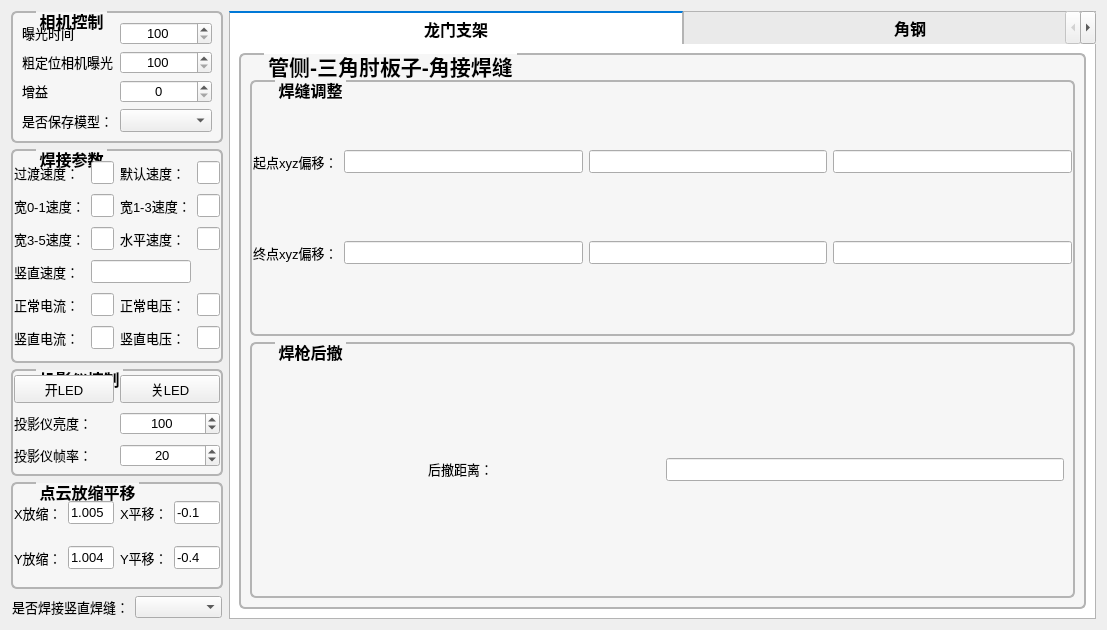
VN-BVB/3EA-Welding, file src/settingPara/SettingWidget.ui: the form before one commit.
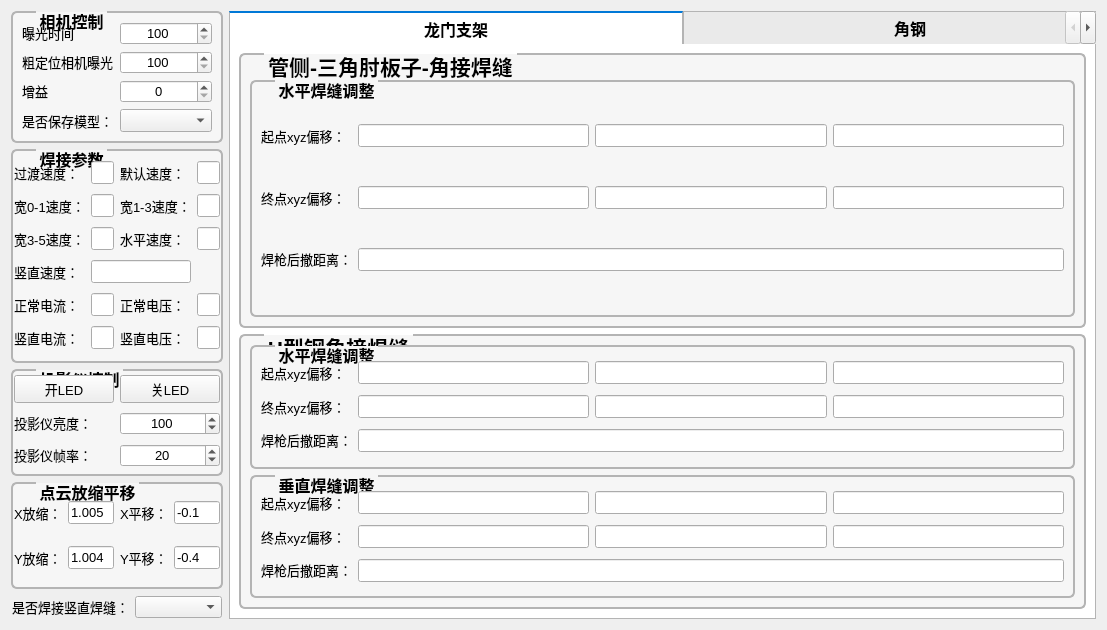
The form after the commit. The open tabs and pages were chosen to show the change.

Commit message: 初步完成板板焊缝跟踪，误差补偿

```diff
--- a/src/settingPara/SettingWidget.ui
+++ b/src/settingPara/SettingWidget.ui
@@ -1099,7 +1099,7 @@
          <property name="alignment">
           <set>Qt::AlignCenter</set>
          </property>
-         <layout class="QGridLayout" name="gridLayout_22">
+         <layout class="QGridLayout" name="gridLayout_25">
           <item row="0" column="0">
            <widget class="QLabel" name="label_9">
             <property name="maximumSize">
@@ -1114,7 +1114,389 @@
            </widget>
           </item>
           <item row="1" column="0">
-           <widget class="QGroupBox" name="groupBox_21">
+           <layout class="QVBoxLayout" name="verticalLayout_4">
+            <item>
+             <widget class="QGroupBox" name="groupBox_21">
+              <property name="font">
+               <font>
+                <pointsize>12</pointsize>
+                <bold>true</bold>
+               </font>
+              </property>
+              <property name="styleSheet">
+               <string notr="true">QGroupBox {
+	color: rgb(0, 0, 0);
+	background-color: #f6f6f6;
+    border-width: 2px;
+    border-radius: 6px;
+   border-style:solid;
+  border-color: #b4b4b4;
+  margin-top: 2ex;
+}
+QGroupBox::title {
+     subcontrol-origin: margin;
+     subcontrol-position: top left;
+   left:25px;
+     margin-left: 0px;
+     padding:0 1px;
+}</string>
+              </property>
+              <property name="title">
+               <string>水平焊缝调整</string>
+              </property>
+              <property name="alignment">
+               <set>Qt::AlignCenter</set>
+              </property>
+              <layout class="QGridLayout" name="gridLayout_20">
+               <item row="0" column="0">
+                <widget class="QLabel" name="label_19">
+                 <property name="font">
+                  <font>
+                   <pointsize>10</pointsize>
+                   <bold>false</bold>
+                  </font>
+                 </property>
+                 <property name="styleSheet">
+                  <string notr="true">color: rgb(0, 0, 0);</string>
+                 </property>
+                 <property name="text">
+                  <string>起点xyz偏移：</string>
+                 </property>
+                </widget>
+               </item>
+               <item row="0" column="1">
+                <widget class="QLineEdit" name="lineEdit_TSPFHStart_X_Shift">
+                 <property name="sizePolicy">
+                  <sizepolicy hsizetype="Expanding" vsizetype="Fixed">
+                   <horstretch>0</horstretch>
+                   <verstretch>0</verstretch>
+                  </sizepolicy>
+                 </property>
+                 <property name="font">
+                  <font>
+                   <pointsize>10</pointsize>
+                   <bold>false</bold>
+                  </font>
+                 </property>
+                </widget>
+               </item>
+               <item row="0" column="2">
+                <widget class="QLineEdit" name="lineEdit_TSPFHStart_Y_Shift">
+                 <property name="font">
+                  <font>
+                   <pointsize>10</pointsize>
+                   <bold>false</bold>
+                  </font>
+                 </property>
+                </widget>
+               </item>
+               <item row="0" column="3">
+                <widget class="QLineEdit" name="lineEdit_TSPFHStart_Z_Shift">
+                 <property name="font">
+                  <font>
+                   <pointsize>10</pointsize>
+                   <bold>false</bold>
+                  </font>
+                 </property>
+                </widget>
+               </item>
+               <item row="1" column="0">
+                <widget class="QLabel" name="label_20">
+                 <property name="font">
+                  <font>
+                   <pointsize>10</pointsize>
+                   <bold>false</bold>
+                  </font>
+                 </property>
+                 <property name="styleSheet">
+                  <string notr="true">color: rgb(0, 0, 0);</string>
+                 </property>
+                 <property name="text">
+                  <string>终点xyz偏移：</string>
+                 </property>
+                </widget>
+               </item>
+               <item row="1" column="1">
+                <widget class="QLineEdit" name="lineEdit_TSPFHEnd_X_Shift">
+                 <property name="font">
+                  <font>
+                   <pointsize>10</pointsize>
+                   <bold>false</bold>
+                  </font>
+                 </property>
+                </widget>
+               </item>
+               <item row="1" column="2">
+                <widget class="QLineEdit" name="lineEdit_TSPFHEnd_Y_Shift">
+                 <property name="font">
+                  <font>
+                   <pointsize>10</pointsize>
+                   <bold>false</bold>
+                  </font>
+                 </property>
+                </widget>
+               </item>
+               <item row="1" column="3">
+                <widget class="QLineEdit" name="lineEdit_TSPFHEnd_Z_Shift">
+                 <property name="font">
+                  <font>
+                   <pointsize>10</pointsize>
+                   <bold>false</bold>
+                  </font>
+                 </property>
+                </widget>
+               </item>
+               <item row="2" column="0">
+                <widget class="QLabel" name="label_24">
+                 <property name="font">
+                  <font>
+                   <pointsize>10</pointsize>
+                   <bold>false</bold>
+                  </font>
+                 </property>
+                 <property name="styleSheet">
+                  <string notr="true">color: rgb(0, 0, 0);</string>
+                 </property>
+                 <property name="text">
+                  <string>&lt;html&gt;&lt;head/&gt;&lt;body&gt;&lt;p align=&quot;center&quot;&gt;焊枪后撤距离：&lt;/p&gt;&lt;/body&gt;&lt;/html&gt;</string>
+                 </property>
+                </widget>
+               </item>
+               <item row="2" column="1" colspan="3">
+                <widget class="QLineEdit" name="lineEdit_TSPFHWeld_WithdrawDistance">
+                 <property name="sizePolicy">
+                  <sizepolicy hsizetype="Expanding" vsizetype="Fixed">
+                   <horstretch>0</horstretch>
+                   <verstretch>0</verstretch>
+                  </sizepolicy>
+                 </property>
+                 <property name="font">
+                  <font>
+                   <pointsize>10</pointsize>
+                   <bold>false</bold>
+                  </font>
+                 </property>
+                </widget>
+               </item>
+              </layout>
+             </widget>
+            </item>
+           </layout>
+          </item>
+         </layout>
+        </widget>
+       </item>
+       <item row="1" column="0">
+        <widget class="QGroupBox" name="groupBox_23">
+         <property name="sizePolicy">
+          <sizepolicy hsizetype="Preferred" vsizetype="Preferred">
+           <horstretch>4</horstretch>
+           <verstretch>2</verstretch>
+          </sizepolicy>
+         </property>
+         <property name="font">
+          <font>
+           <pointsize>16</pointsize>
+           <bold>true</bold>
+          </font>
+         </property>
+         <property name="styleSheet">
+          <string notr="true">QGroupBox {
+	color: rgb(0, 0, 0);
+	background-color: #f6f6f6;
+    border-width: 2px;
+    border-radius: 6px;
+   border-style:solid;
+  border-color: #b4b4b4;
+  margin-top: 2ex;
+}
+QGroupBox::title {
+     subcontrol-origin: margin;
+     subcontrol-position: top left;
+   left:25px;
+     margin-left: 0px;
+     padding:0 1px;
+}</string>
+         </property>
+         <property name="title">
+          <string>H型钢角接焊缝</string>
+         </property>
+         <property name="alignment">
+          <set>Qt::AlignCenter</set>
+         </property>
+         <layout class="QGridLayout" name="gridLayout_24">
+          <item row="0" column="0">
+           <layout class="QVBoxLayout" name="verticalLayout_6">
+            <item>
+             <widget class="QGroupBox" name="groupBox_24">
+              <property name="font">
+               <font>
+                <pointsize>12</pointsize>
+                <bold>true</bold>
+               </font>
+              </property>
+              <property name="styleSheet">
+               <string notr="true">QGroupBox {
+	color: rgb(0, 0, 0);
+	background-color: #f6f6f6;
+    border-width: 2px;
+    border-radius: 6px;
+   border-style:solid;
+  border-color: #b4b4b4;
+  margin-top: 2ex;
+}
+QGroupBox::title {
+     subcontrol-origin: margin;
+     subcontrol-position: top left;
+   left:25px;
+     margin-left: 0px;
+     padding:0 1px;
+}</string>
+              </property>
+              <property name="title">
+               <string>水平焊缝调整</string>
+              </property>
+              <property name="alignment">
+               <set>Qt::AlignCenter</set>
+              </property>
+              <layout class="QGridLayout" name="gridLayout_21">
+               <item row="0" column="0">
+                <widget class="QLabel" name="label_25">
+                 <property name="font">
+                  <font>
+                   <pointsize>10</pointsize>
+                   <bold>false</bold>
+                  </font>
+                 </property>
+                 <property name="styleSheet">
+                  <string notr="true">color: rgb(0, 0, 0);</string>
+                 </property>
+                 <property name="text">
+                  <string>起点xyz偏移：</string>
+                 </property>
+                </widget>
+               </item>
+               <item row="0" column="1">
+                <widget class="QLineEdit" name="lineEdit_PPFHStart_X_Shift">
+                 <property name="sizePolicy">
+                  <sizepolicy hsizetype="Expanding" vsizetype="Fixed">
+                   <horstretch>0</horstretch>
+                   <verstretch>0</verstretch>
+                  </sizepolicy>
+                 </property>
+                 <property name="font">
+                  <font>
+                   <pointsize>10</pointsize>
+                   <bold>false</bold>
+                  </font>
+                 </property>
+                </widget>
+               </item>
+               <item row="0" column="2">
+                <widget class="QLineEdit" name="lineEdit_PPFHStart_Y_Shift">
+                 <property name="font">
+                  <font>
+                   <pointsize>10</pointsize>
+                   <bold>false</bold>
+                  </font>
+                 </property>
+                </widget>
+               </item>
+               <item row="0" column="3">
+                <widget class="QLineEdit" name="lineEdit_PPFHStart_Z_Shift">
+                 <property name="font">
+                  <font>
+                   <pointsize>10</pointsize>
+                   <bold>false</bold>
+                  </font>
+                 </property>
+                </widget>
+               </item>
+               <item row="1" column="0">
+                <widget class="QLabel" name="label_22">
+                 <property name="font">
+                  <font>
+                   <pointsize>10</pointsize>
+                   <bold>false</bold>
+                  </font>
+                 </property>
+                 <property name="styleSheet">
+                  <string notr="true">color: rgb(0, 0, 0);</string>
+                 </property>
+                 <property name="text">
+                  <string>终点xyz偏移：</string>
+                 </property>
+                </widget>
+               </item>
+               <item row="1" column="1">
+                <widget class="QLineEdit" name="lineEdit_PPFHEnd_X_Shift">
+                 <property name="font">
+                  <font>
+                   <pointsize>10</pointsize>
+                   <bold>false</bold>
+                  </font>
+                 </property>
+                </widget>
+               </item>
+               <item row="1" column="2">
+                <widget class="QLineEdit" name="lineEdit_PPFHEnd_Y_Shift">
+                 <property name="font">
+                  <font>
+                   <pointsize>10</pointsize>
+                   <bold>false</bold>
+                  </font>
+                 </property>
+                </widget>
+               </item>
+               <item row="1" column="3">
+                <widget class="QLineEdit" name="lineEdit_PPFHEnd_Z_Shift">
+                 <property name="font">
+                  <font>
+                   <pointsize>10</pointsize>
+                   <bold>false</bold>
+                  </font>
+                 </property>
+                </widget>
+               </item>
+               <item row="2" column="0">
+                <widget class="QLabel" name="label_32">
+                 <property name="font">
+                  <font>
+                   <pointsize>10</pointsize>
+                   <bold>false</bold>
+                  </font>
+                 </property>
+                 <property name="styleSheet">
+                  <string notr="true">color: rgb(0, 0, 0);</string>
+                 </property>
+                 <property name="text">
+                  <string>&lt;html&gt;&lt;head/&gt;&lt;body&gt;&lt;p align=&quot;center&quot;&gt;焊枪后撤距离：&lt;/p&gt;&lt;/body&gt;&lt;/html&gt;</string>
+                 </property>
+                </widget>
+               </item>
+               <item row="2" column="1" colspan="3">
+                <widget class="QLineEdit" name="lineEdit_PPFHWeld_WithdrawDistance">
+                 <property name="sizePolicy">
+                  <sizepolicy hsizetype="Expanding" vsizetype="Fixed">
+                   <horstretch>0</horstretch>
+                   <verstretch>0</verstretch>
+                  </sizepolicy>
+                 </property>
+                 <property name="font">
+                  <font>
+                   <pointsize>10</pointsize>
+                   <bold>false</bold>
+                  </font>
+                 </property>
+                </widget>
+               </item>
+              </layout>
+             </widget>
+            </item>
+           </layout>
+          </item>
+          <item row="1" column="0">
+           <widget class="QGroupBox" name="groupBox_25">
             <property name="font">
              <font>
               <pointsize>12</pointsize>
@@ -1140,32 +1522,66 @@
 }</string>
             </property>
             <property name="title">
-             <string>焊缝调整</string>
+             <string>垂直焊缝调整</string>
             </property>
             <property name="alignment">
              <set>Qt::AlignCenter</set>
             </property>
-            <layout class="QGridLayout" name="gridLayout_21">
-             <property name="leftMargin">
-              <number>1</number>
-             </property>
-             <property name="topMargin">
-              <number>1</number>
-             </property>
-             <property name="rightMargin">
-              <number>1</number>
-             </property>
-             <property name="bottomMargin">
-              <number>1</number>
-             </property>
-             <property name="horizontalSpacing">
-              <number>6</number>
-             </property>
-             <property name="verticalSpacing">
-              <number>1</number>
-             </property>
+            <layout class="QGridLayout" name="gridLayout_22">
+             <item row="0" column="0">
+              <widget class="QLabel" name="label_34">
+               <property name="font">
+                <font>
+                 <pointsize>10</pointsize>
+                 <bold>false</bold>
+                </font>
+               </property>
+               <property name="styleSheet">
+                <string notr="true">color: rgb(0, 0, 0);</string>
+               </property>
+               <property name="text">
+                <string>起点xyz偏移：</string>
+               </property>
+              </widget>
+             </item>
+             <item row="0" column="1">
+              <widget class="QLineEdit" name="lineEdit_PPFVStart_X_Shift">
+               <property name="sizePolicy">
+                <sizepolicy hsizetype="Expanding" vsizetype="Fixed">
+                 <horstretch>0</horstretch>
+                 <verstretch>0</verstretch>
+                </sizepolicy>
+               </property>
+               <property name="font">
+                <font>
+                 <pointsize>10</pointsize>
+                 <bold>false</bold>
+                </font>
+               </property>
+              </widget>
+             </item>
+             <item row="0" column="2">
+              <widget class="QLineEdit" name="lineEdit_PPFVStart_Y_Shift">
+               <property name="font">
+                <font>
+                 <pointsize>10</pointsize>
+                 <bold>false</bold>
+                </font>
+               </property>
+              </widget>
+             </item>
+             <item row="0" column="3">
+              <widget class="QLineEdit" name="lineEdit_PPFVStart_Z_Shift">
+               <property name="font">
+                <font>
+                 <pointsize>10</pointsize>
+                 <bold>false</bold>
+                </font>
+               </property>
+              </widget>
+             </item>
              <item row="1" column="0">
-              <widget class="QLabel" name="label_20">
+              <widget class="QLabel" name="label_38">
                <property name="font">
                 <font>
                  <pointsize>10</pointsize>
@@ -1180,70 +1596,8 @@
                </property>
               </widget>
              </item>
-             <item row="0" column="3">
-              <widget class="QLineEdit" name="lineEdit_TSPFHStart_Z_Shift">
-               <property name="font">
-                <font>
-                 <pointsize>10</pointsize>
-                 <bold>false</bold>
-                </font>
-               </property>
-              </widget>
-             </item>
-             <item row="1" column="3">
-              <widget class="QLineEdit" name="lineEdit_TSPFHEnd_Z_Shift">
-               <property name="font">
-                <font>
-                 <pointsize>10</pointsize>
-                 <bold>false</bold>
-                </font>
-               </property>
-              </widget>
-             </item>
-             <item row="1" column="2">
-              <widget class="QLineEdit" name="lineEdit_TSPFHEnd_Y_Shift">
-               <property name="font">
-                <font>
-                 <pointsize>10</pointsize>
-                 <bold>false</bold>
-                </font>
-               </property>
-              </widget>
-             </item>
-             <item row="0" column="1">
-              <widget class="QLineEdit" name="lineEdit_TSPFHStart_X_Shift">
-               <property name="sizePolicy">
-                <sizepolicy hsizetype="Expanding" vsizetype="Fixed">
-                 <horstretch>0</horstretch>
-                 <verstretch>0</verstretch>
-                </sizepolicy>
-               </property>
-               <property name="font">
-                <font>
-                 <pointsize>10</pointsize>
-                 <bold>false</bold>
-                </font>
-               </property>
-              </widget>
-             </item>
-             <item row="0" column="0">
-              <widget class="QLabel" name="label_19">
-               <property name="font">
-                <font>
-                 <pointsize>10</pointsize>
-                 <bold>false</bold>
-                </font>
-               </property>
-               <property name="styleSheet">
-                <string notr="true">color: rgb(0, 0, 0);</string>
-               </property>
-               <property name="text">
-                <string>起点xyz偏移：</string>
-               </property>
-              </widget>
-             </item>
              <item row="1" column="1">
-              <widget class="QLineEdit" name="lineEdit_TSPFHEnd_X_Shift">
+              <widget class="QLineEdit" name="lineEdit_PPFVEnd_X_Shift">
                <property name="font">
                 <font>
                  <pointsize>10</pointsize>
@@ -1252,8 +1606,8 @@
                </property>
               </widget>
              </item>
-             <item row="0" column="2">
-              <widget class="QLineEdit" name="lineEdit_TSPFHStart_Y_Shift">
+             <item row="1" column="2">
+              <widget class="QLineEdit" name="lineEdit_PPFVEnd_Y_Shift">
                <property name="font">
                 <font>
                  <pointsize>10</pointsize>
@@ -1262,77 +1616,47 @@
                </property>
               </widget>
              </item>
-            </layout>
-           </widget>
-          </item>
-          <item row="2" column="0">
-           <widget class="QGroupBox" name="groupBox_22">
-            <property name="font">
-             <font>
-              <pointsize>12</pointsize>
-              <bold>true</bold>
-             </font>
-            </property>
-            <property name="styleSheet">
-             <string notr="true">QGroupBox {
-	color: rgb(0, 0, 0);
-	background-color: #f6f6f6;
-    border-width: 2px;
-    border-radius: 6px;
-   border-style:solid;
-  border-color: #b4b4b4;
-  margin-top: 2ex;
-}
-QGroupBox::title {
-     subcontrol-origin: margin;
-     subcontrol-position: top left;
-   left:25px;
-     margin-left: 0px;
-     padding:0 1px;
-}</string>
-            </property>
-            <property name="title">
-             <string>焊枪后撤</string>
-            </property>
-            <property name="alignment">
-             <set>Qt::AlignCenter</set>
-            </property>
-            <layout class="QGridLayout" name="gridLayout_20">
-             <item row="0" column="0">
-              <layout class="QHBoxLayout" name="horizontalLayout" stretch="1,1">
-               <item>
-                <widget class="QLabel" name="label_24">
-                 <property name="font">
-                  <font>
-                   <pointsize>10</pointsize>
-                   <bold>false</bold>
-                  </font>
-                 </property>
-                 <property name="styleSheet">
-                  <string notr="true">color: rgb(0, 0, 0);</string>
-                 </property>
-                 <property name="text">
-                  <string>&lt;html&gt;&lt;head/&gt;&lt;body&gt;&lt;p align=&quot;center&quot;&gt;后撤距离：&lt;/p&gt;&lt;/body&gt;&lt;/html&gt;</string>
-                 </property>
-                </widget>
-               </item>
-               <item>
-                <widget class="QLineEdit" name="lineEdit_TSPFHWeld_WithdrawDistance">
-                 <property name="sizePolicy">
-                  <sizepolicy hsizetype="Expanding" vsizetype="Fixed">
-                   <horstretch>0</horstretch>
-                   <verstretch>0</verstretch>
-                  </sizepolicy>
-                 </property>
-                 <property name="font">
-                  <font>
-                   <pointsize>10</pointsize>
-                   <bold>false</bold>
-                  </font>
-                 </property>
-                </widget>
-               </item>
-              </layout>
+             <item row="1" column="3">
+              <widget class="QLineEdit" name="lineEdit_PPFVEnd_Z_Shift">
+               <property name="font">
+                <font>
+                 <pointsize>10</pointsize>
+                 <bold>false</bold>
+                </font>
+               </property>
+              </widget>
+             </item>
+             <item row="2" column="0">
+              <widget class="QLabel" name="label_70">
+               <property name="font">
+                <font>
+                 <pointsize>10</pointsize>
+                 <bold>false</bold>
+                </font>
+               </property>
+               <property name="styleSheet">
+                <string notr="true">color: rgb(0, 0, 0);</string>
+               </property>
+               <property name="text">
+                <string>&lt;html&gt;&lt;head/&gt;&lt;body&gt;&lt;p align=&quot;center&quot;&gt;焊枪后撤距离：&lt;/p&gt;&lt;/body&gt;&lt;/html&gt;</string>
+               </property>
+              </widget>
+             </item>
+             <item row="2" column="1" colspan="3">
+              <widget class="QLineEdit" name="lineEdit_PPFVWeld_WithdrawDistance">
+               <property name="sizePolicy">
+                <sizepolicy hsizetype="Expanding" vsizetype="Fixed">
+                 <horstretch>0</horstretch>
+                 <verstretch>0</verstretch>
+                </sizepolicy>
+               </property>
+               <property name="font">
+                <font>
+                 <pointsize>10</pointsize>
+                 <bold>false</bold>
+                </font>
+               </property>
+              </widget>
              </item>
             </layout>
            </widget>
```
Left out of the diff: 408 changed lines with no effect on the pictures. The commit also changes 12 other files.
